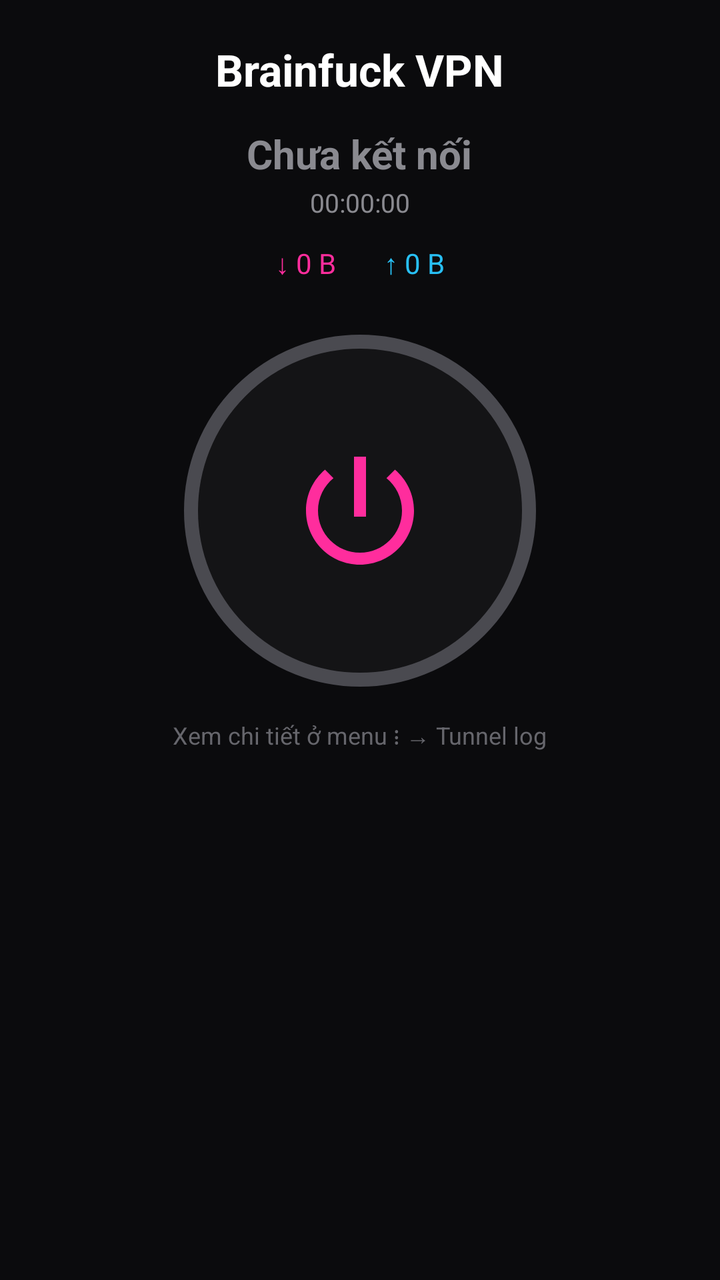
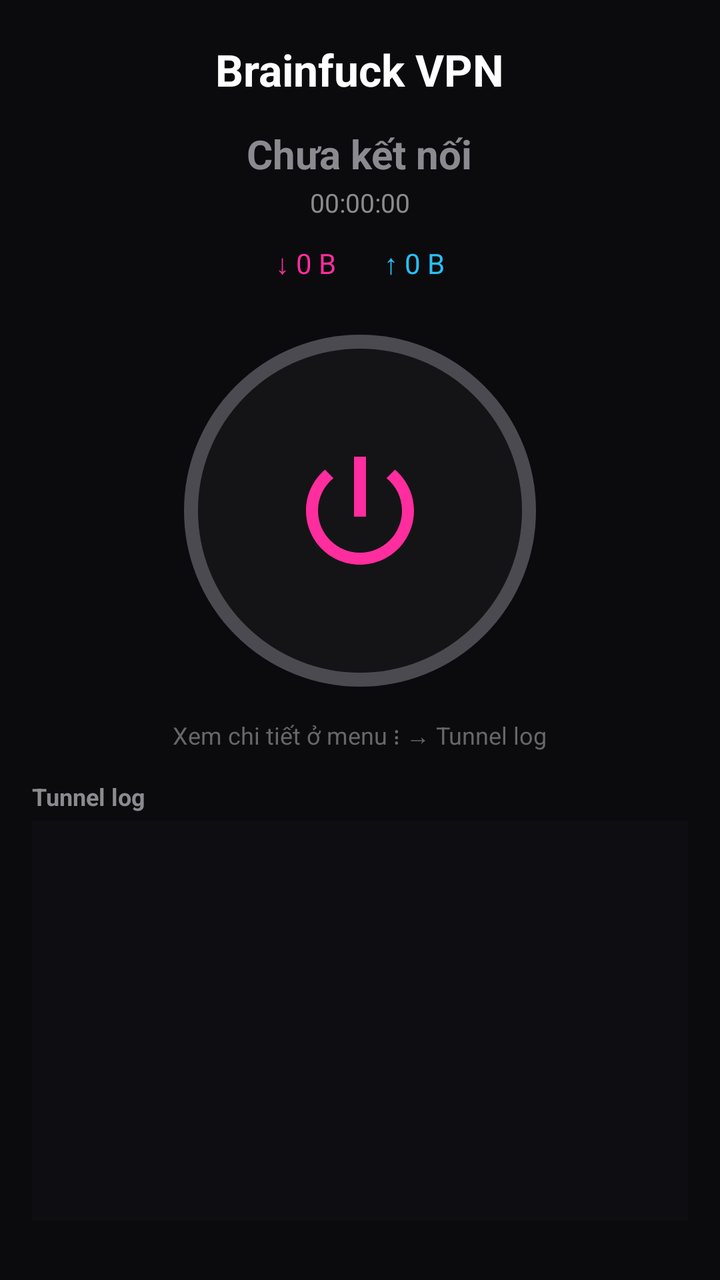

Two renders of the same Android screen: before a commit and after it. Below are the layout's source before the change and the commit's diff.
<!-- AndroidManifest.xml: application theme AppTheme -->
<!-- res/layout/home.xml -->
<?xml version="1.0" encoding="utf-8"?>
<LinearLayout xmlns:android="http://schemas.android.com/apk/res/android"
    android:layout_width="match_parent"
    android:layout_height="wrap_content"
    android:orientation="vertical"
    android:gravity="center_horizontal"
    android:background="#0B0B0D"
    android:paddingTop="20dp"
    android:paddingBottom="20dp"
    android:paddingLeft="16dp"
    android:paddingRight="16dp">

    <TextView
        android:layout_width="wrap_content"
        android:layout_height="wrap_content"
        android:text="@string/app_name"
        android:textColor="#FFFFFF"
        android:textSize="22sp"
        android:textStyle="bold"/>

    <TextView
        android:id="@+id/txt_status"
        android:layout_width="wrap_content"
        android:layout_height="wrap_content"
        android:text="@string/state_off"
        android:textColor="#8A8A90"
        android:textSize="20sp"
        android:textStyle="bold"
        android:paddingTop="14dp"/>

    <TextView
        android:id="@+id/txt_duration"
        android:layout_width="wrap_content"
        android:layout_height="wrap_content"
        android:text="00:00:00"
        android:textColor="#8A8A90"
        android:textSize="13sp"
        android:paddingTop="2dp"/>

    <LinearLayout
        android:layout_width="wrap_content"
        android:layout_height="wrap_content"
        android:orientation="horizontal"
        android:paddingTop="12dp">

        <TextView
            android:id="@+id/txt_down"
            android:layout_width="wrap_content"
            android:layout_height="wrap_content"
            android:text="↓ 0 B"
            android:textColor="#FF2D9D"
            android:textSize="14sp"
            android:paddingRight="24dp"/>

        <TextView
            android:id="@+id/txt_up"
            android:layout_width="wrap_content"
            android:layout_height="wrap_content"
            android:text="↑ 0 B"
            android:textColor="#28C0F5"
            android:textSize="14sp"/>

    </LinearLayout>

    <FrameLayout
        android:id="@+id/btn_power"
        android:layout_width="176dp"
        android:layout_height="176dp"
        android:layout_marginTop="26dp"
        android:layout_marginBottom="10dp"
        android:background="@drawable/power_ring_off"
        android:clickable="true"
        android:focusable="true">

        <ImageView
            android:layout_width="72dp"
            android:layout_height="72dp"
            android:layout_gravity="center"
            android:src="@drawable/ic_power_big"
            android:contentDescription="@string/action_connect"/>

    </FrameLayout>

    <TextView
        android:id="@+id/txt_hint"
        android:layout_width="wrap_content"
        android:layout_height="wrap_content"
        android:text="@string/connect_hint"
        android:textColor="#66666C"
        android:textSize="12sp"
        android:gravity="center"
        android:paddingTop="6dp"/>

</LinearLayout>
<!-- resources referenced by this layout -->
<resources>
  <!-- drawable ic_power_big (drawable) -->
  <vector xmlns:android="http://schemas.android.com/apk/res/android"
      android:width="72dp"
      android:height="72dp"
      android:viewportWidth="24"
      android:viewportHeight="24">
      <path
          android:fillColor="#FF2D9D"
          android:pathData="M13,3h-2v10h2V3zM17.83,5.17l-1.42,1.42C17.99,7.86 19,9.81 19,12c0,3.87 -3.13,7 -7,7s-7,-3.13 -7,-7c0,-2.19 1.01,-4.14 2.58,-5.42L6.17,5.17C4.23,6.82 3,9.26 3,12c0,4.97 4.03,9 9,9s9,-4.03 9,-9C21,9.26 19.77,6.82 17.83,5.17z"/>
  </vector>
  <!-- drawable power_ring_off (drawable) -->
  <?xml version="1.0" encoding="utf-8"?>
  <shape xmlns:android="http://schemas.android.com/apk/res/android" android:shape="oval">
      <solid android:color="#141416"/>
      <stroke android:width="7dp" android:color="#4A4A50"/>
  </shape>
  <string name="action_connect">KẾT NỐI</string>
  <string name="app_name">Brainfuck VPN</string>
  <string name="connect_hint">Xem chi tiết ở menu ⋮ → Tunnel log</string>
  <string name="state_off">Chưa kết nối</string>
  <style name="AppTheme" parent="@android:style/Theme.Material">
          <item name="android:colorPrimary">#0B0B0D</item>
          <item name="android:colorPrimaryDark">#000000</item>
          <item name="android:colorAccent">#FF2D9D</item>
          <item name="android:windowBackground">#0B0B0D</item>
          <item name="android:colorBackground">#0B0B0D</item>
      </style>
</resources>

<!-- the commit's change to res/layout/home.xml (unified diff, before → after) -->
@@ -91,4 +91,32 @@
         android:gravity="center"
         android:paddingTop="6dp"/>
 
+    <TextView
+        android:layout_width="match_parent"
+        android:layout_height="wrap_content"
+        android:text="@string/menu_log"
+        android:textColor="#8A8A90"
+        android:textSize="12sp"
+        android:textStyle="bold"
+        android:paddingTop="14dp"
+        android:paddingBottom="4dp"/>
+
+    <ScrollView
+        android:id="@+id/log_scroll"
+        android:layout_width="match_parent"
+        android:layout_height="200dp"
+        android:background="#0E0E12"
+        android:padding="8dp">
+
+        <TextView
+            android:id="@+id/txt_log"
+            android:layout_width="match_parent"
+            android:layout_height="wrap_content"
+            android:textColor="#E6E6E6"
+            android:textSize="10sp"
+            android:fontFamily="monospace"
+            android:textIsSelectable="true"/>
+
+    </ScrollView>
+
 </LinearLayout>
<!-- resource entries referenced after the edit -->
@@ -19,6 +19,7 @@
   <string name="action_connect">KẾT NỐI</string>
   <string name="app_name">Brainfuck VPN</string>
   <string name="connect_hint">Xem chi tiết ở menu ⋮ → Tunnel log</string>
+  <string name="menu_log">Tunnel log</string>
   <string name="state_off">Chưa kết nối</string>
   <style name="AppTheme" parent="@android:style/Theme.Material">
           <item name="android:colorPrimary">#0B0B0D</item>
